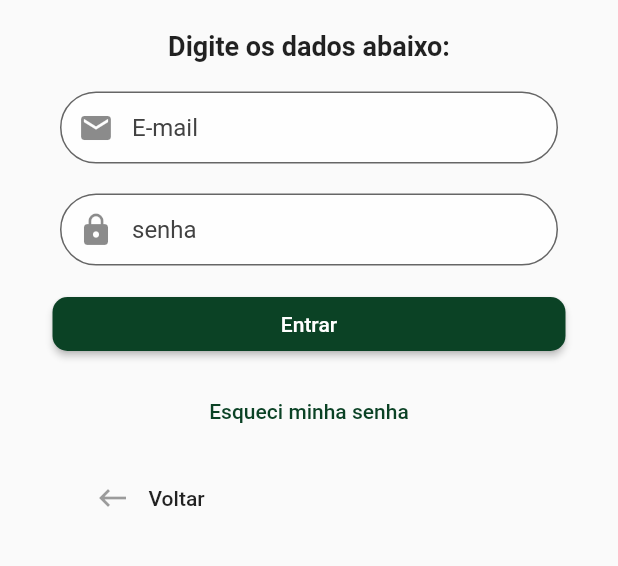
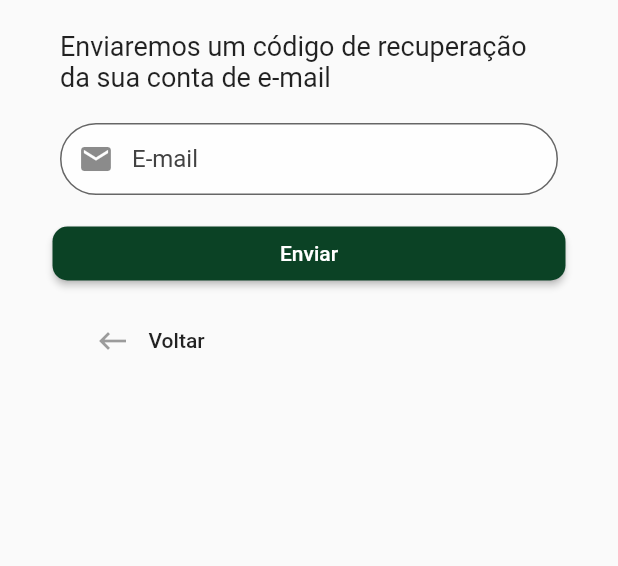
Before and after one commit to andrei-coelho/portalkiwi, a Flutter app: the screen it shows after launch, after a tap on "Entrar", after a tap on "Esqueci minha senha", on a phone screen of 412 x 824 dp, the part 255-821 px from its top. Run offline on Flutter 3.47's test engine with Material 2 defaults, Android fonts, the phone set to English and light mode, and no system bars; our stand-ins replace flare_flutter, sqflite; accounts and stored records are empty.

Commit message:
alteração na interface  do login

```diff
--- a/lib/navigate/UI/Login.dart
+++ b/lib/navigate/UI/Login.dart
@@ -65,10 +65,95 @@ class _LoginState extends State<Login> {
 
   List<Widget> _forgetStep1(){
 
+    TextEditingController emailControllerForget  =  TextEditingController();
+    Input emailForget = Input(
+      "E-mail",
+      icon: Icon(Icons.email),
+      textInputType: TextInputType.emailAddress,
+      textEditingController: emailControllerForget,
+    );
+
+      return [
+        Padding(
+          padding: EdgeInsets.all(10),
+          child: Center(
+            child: Text(
+              "Enviaremos um código de recuperação da sua conta de e-mail",
+              style: TextStyle(fontSize: 18),
+            ),
+          ),
+        ),
+
+        Padding(
+          padding: EdgeInsets.all(10),
+          child: emailForget,
+        ),
+
+        Btn("Enviar", (){
+          /// gerar código e enviar para o email via api
+          setState(() {
+            _widgets = _forgetStep2();
+          });
+        }),
+
+        BtnBackLogin((){
+          setState(() {
+            _widgets =  _getOptions();
+          });
+        })
+      ];
   }
 
   List<Widget> _forgetStep2(){
 
+    TextEditingController codeInputController  =  TextEditingController();
+
+    Input codeInput = Input(
+      "Código",
+      icon: Icon(Icons.lock),
+      textInputType: TextInputType.text,
+      textEditingController: codeInputController,
+    );
+
+    return [
+      Padding(
+        padding: EdgeInsets.all(10),
+        child: Center(
+          child: Text(
+            "Enviamos um código para o seu e-mail:",
+            style: TextStyle(fontSize: 18),
+          ),
+        ),
+      ),
+
+      Padding(
+        padding: EdgeInsets.all(10),
+        child: Center(
+          child: Text(
+            "Digite o código abaixo:",
+            style: TextStyle(fontSize: 18),
+          ),
+        ),
+      ),
+
+      Padding(
+        padding: EdgeInsets.all(10),
+        child: codeInput,
+      ),
+
+      Btn("Enviar", (){
+        setState(() {
+          /// tentar vazer o login aqui
+        });
+      }),
+
+      BtnBackLogin((){
+        setState(() {
+          _widgets =  _forgetStep1();
+        });
+      })
+
+    ];
   }
 
   List<Widget> _newUserForm(){
@@ -167,7 +252,8 @@ class _LoginState extends State<Login> {
 
       BtnLink("Esqueci minha senha", (){
         setState(() {
-          /// faça algo aqui
+          _widgets = [];
+          _widgets =  _forgetStep1();
         });
       }),
 
```
